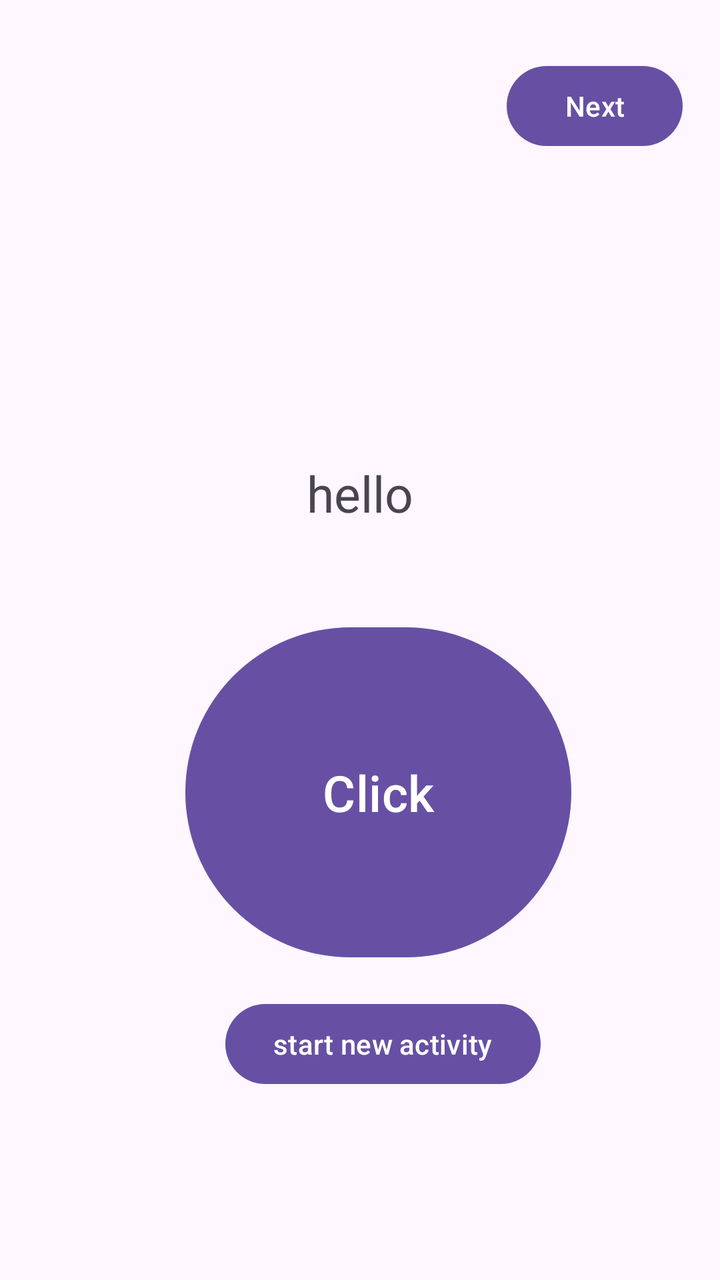
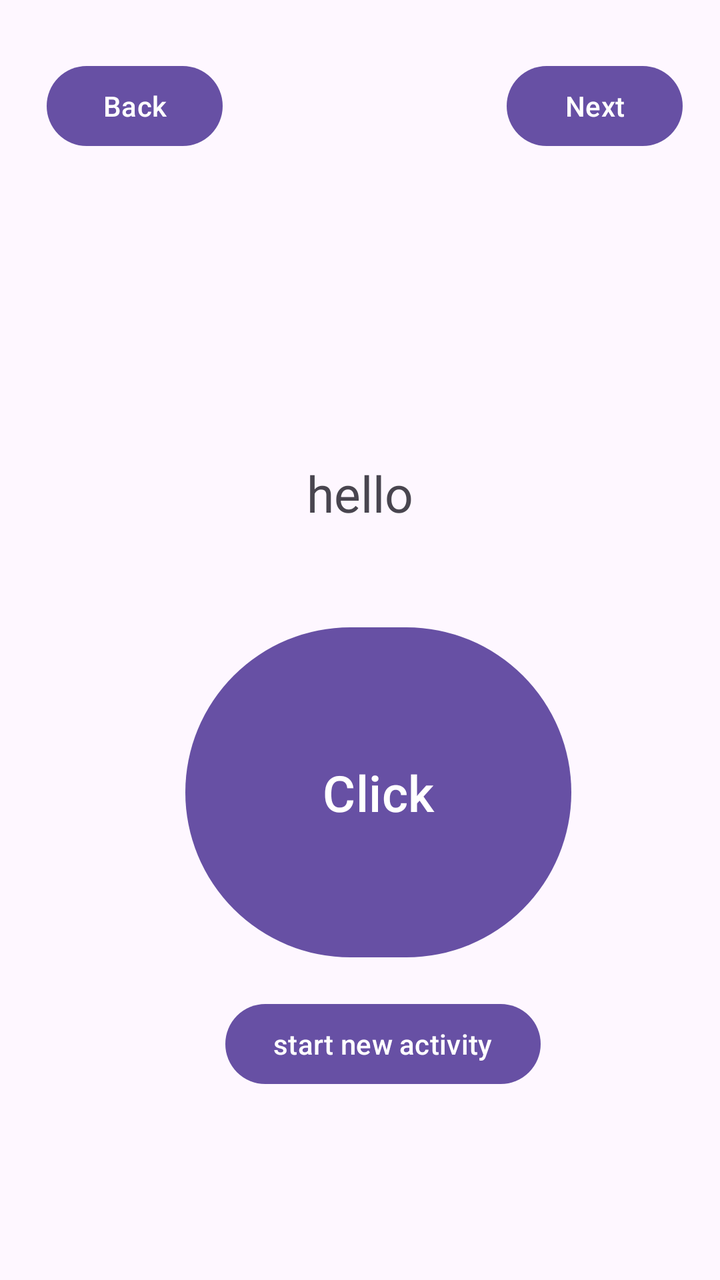

Two renders of the same Android screen: before a commit and after it. Below are the layout's source before the change and the commit's diff.
<!-- AndroidManifest.xml: application theme Theme.MyApplication -->
<!-- res/layout/activity_main1.xml -->
<?xml version="1.0" encoding="utf-8"?>
<androidx.constraintlayout.widget.ConstraintLayout xmlns:android="http://schemas.android.com/apk/res/android"
    xmlns:app="http://schemas.android.com/apk/res-auto"
    xmlns:tools="http://schemas.android.com/tools"
    android:id="@+id/main"
    android:layout_width="match_parent"
    android:layout_height="match_parent"
    tools:context=".MainActivity">

    <TextView
        android:id="@+id/textView"
        android:layout_width="wrap_content"
        android:layout_height="wrap_content"
        android:text="hello"
        android:textSize="25dp"
        app:layout_constraintBottom_toBottomOf="parent"
        app:layout_constraintEnd_toEndOf="parent"
        app:layout_constraintStart_toStartOf="parent"
        app:layout_constraintTop_toTopOf="parent"
        app:layout_constraintVertical_bias="0.379" />

    <Button
        android:id="@+id/button"
        android:layout_width="193dp"
        android:layout_height="173dp"
        android:text="Click"
        android:textSize="25dp"
        app:layout_constraintBottom_toBottomOf="parent"
        app:layout_constraintEnd_toEndOf="parent"
        app:layout_constraintHorizontal_bias="0.555"
        app:layout_constraintStart_toStartOf="parent"
        app:layout_constraintTop_toTopOf="parent"
        app:layout_constraintVertical_bias="0.663" />

    <Button
        android:id="@+id/button3"
        android:layout_width="wrap_content"
        android:layout_height="wrap_content"
        android:text="start new activity"
        app:layout_constraintBottom_toBottomOf="parent"
        app:layout_constraintEnd_toEndOf="parent"
        app:layout_constraintHorizontal_bias="0.557"
        app:layout_constraintStart_toStartOf="parent"
        app:layout_constraintTop_toTopOf="parent"
        app:layout_constraintVertical_bias="0.841" />

    <Button
        android:id="@+id/nextButton"
        android:layout_width="wrap_content"
        android:layout_height="wrap_content"
        android:text="Next"
        app:layout_constraintBottom_toBottomOf="parent"
        app:layout_constraintEnd_toEndOf="parent"
        app:layout_constraintHorizontal_bias="0.931"
        app:layout_constraintStart_toStartOf="parent"
        app:layout_constraintTop_toTopOf="parent"
        app:layout_constraintVertical_bias="0.049" />

</androidx.constraintlayout.widget.ConstraintLayout>
<!-- resources referenced by this layout -->
<resources>
  <style name="Theme.MyApplication" parent="Base.Theme.MyApplication" />
  <style name="Base.Theme.MyApplication" parent="Theme.Material3.DayNight.NoActionBar">
          
          
      </style>
</resources>

<!-- the commit's change to res/layout/activity_main1.xml (unified diff, before → after) -->
@@ -5,7 +5,20 @@
     android:id="@+id/main"
     android:layout_width="match_parent"
     android:layout_height="match_parent"
-    tools:context=".MainActivity">
+    tools:context=".Mission1">
+
+    <Button
+        android:id="@+id/backButton"
+        android:layout_width="wrap_content"
+        android:layout_height="wrap_content"
+        android:text="Back"
+        android:textColor="@color/white"
+        app:layout_constraintBottom_toBottomOf="parent"
+        app:layout_constraintEnd_toEndOf="parent"
+        app:layout_constraintHorizontal_bias="0.086"
+        app:layout_constraintStart_toStartOf="parent"
+        app:layout_constraintTop_toTopOf="parent"
+        app:layout_constraintVertical_bias="0.049" />
 
     <TextView
         android:id="@+id/textView"
<!-- resource entries referenced after the edit -->
@@ -1,5 +1,6 @@
 <!-- resources referenced by this layout -->
 <resources>
+  <color name="white">#FFFFFFFF</color>
   <style name="Theme.MyApplication" parent="Base.Theme.MyApplication" />
   <style name="Base.Theme.MyApplication" parent="Theme.Material3.DayNight.NoActionBar">
           
